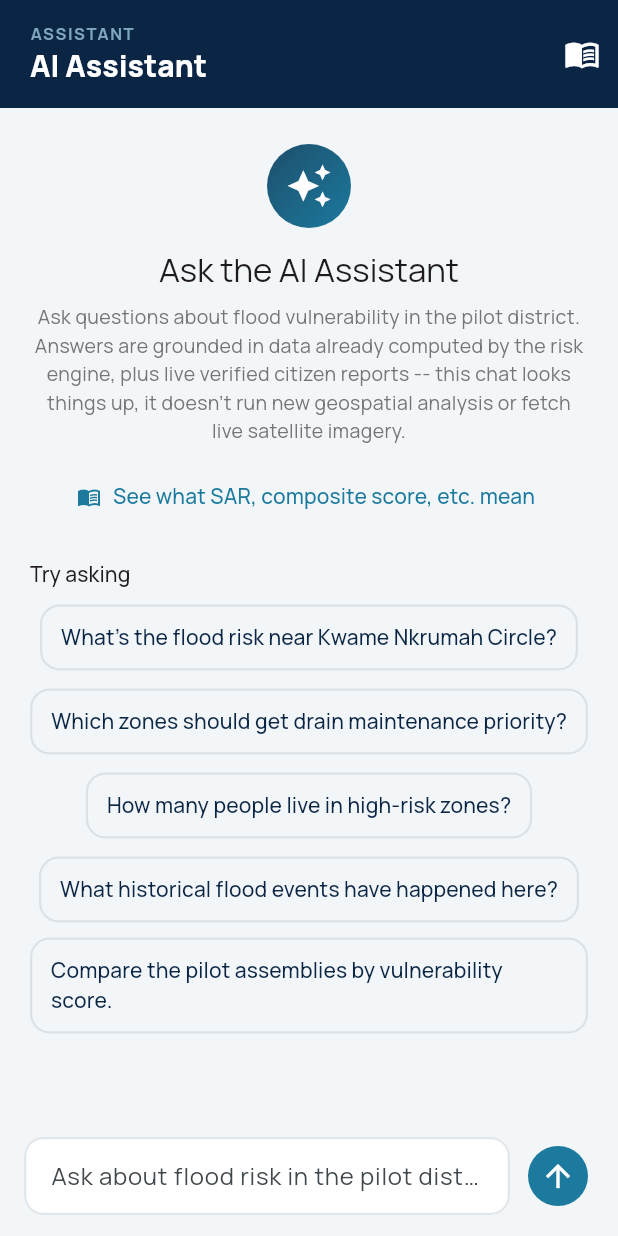
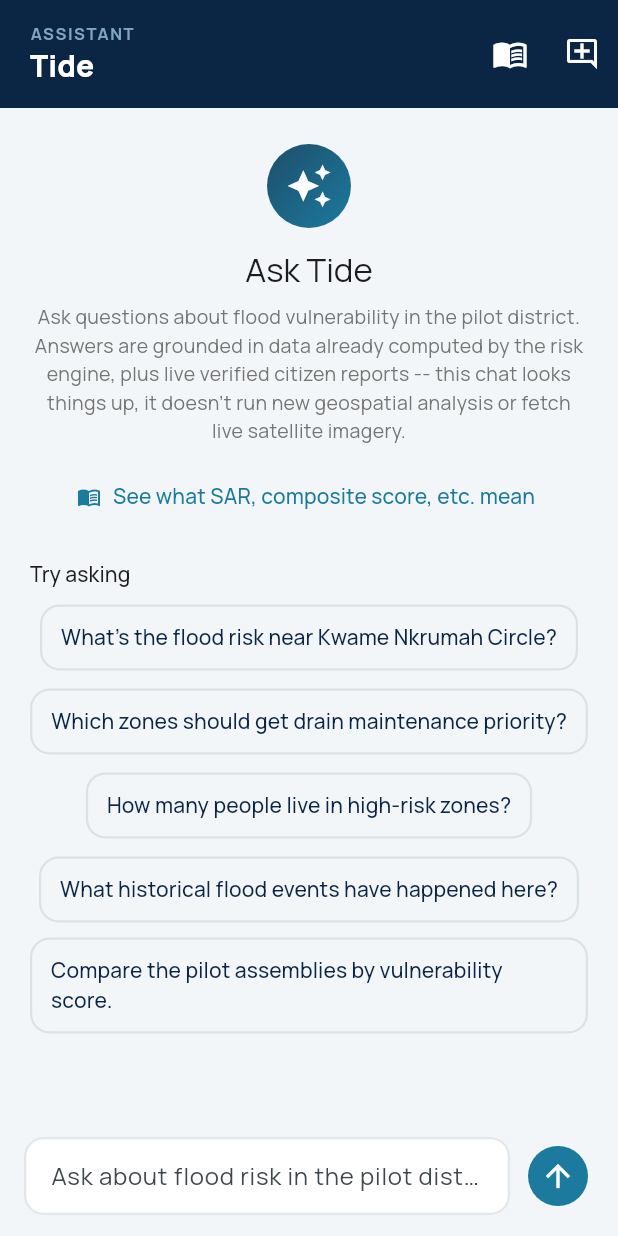
Before and after one commit to ROBERT-ADDO-ASANTE-DARKO/ThirdWave, a Flutter app: the AssistantScreen screen opened directly with empty values, after a tap on the "arrow upward" icon, on a phone screen of 412 x 824 dp. Run offline on Flutter 3.47's test engine with Material 3 defaults, Android fonts, the phone set to English and light mode, and no system bars; our stand-ins replace firebase_core, firebase_messaging, fl_chart, flutter_map, flutter_tts, geolocator and 4 more; missing offline and left inert: gpt_markdown_lite; accounts and stored records are empty; network calls fail.

Commit message:
Name the assistant Tide; persist its chat history; add New Chat
The AI Assistant is now named Tide in the app bar, the chat message
label, the empty-state heading, the glossary header, and the Home
card's title/description (the bottom-nav tab itself stays "Assistant",
matching its functional, non-branded siblings).

Conversation history is persisted to shared_preferences (loaded on
initState, saved after every turn), so it survives app restarts outright
and -- combined with the previous IndexedStack fix -- simply switching
tabs and back, which previously discarded it. A New Chat action in the
app bar clears the current conversation after a confirm.

```diff
--- a/citizen_app/lib/screens/assistant_screen.dart
+++ b/citizen_app/lib/screens/assistant_screen.dart
@@ -16,12 +16,20 @@
 // of the technical terms (SAR, composite score, assembly, ...) the
 // assistant's answers actually use, reachable from the app bar before a
 // citizen needs it.
+//
+// Conversation history is persisted to shared_preferences (loaded on
+// initState, saved after every turn) so it survives both app restarts
+// and -- now that _NavShell in main.dart uses IndexedStack instead of
+// rebuilding the screen list on every tab switch -- simply switching
+// tabs and coming back, which previously discarded it along with every
+// other screen's state.
 
 import 'dart:convert';
 
 import 'package:flutter/material.dart';
 import 'package:flutter/services.dart';
 import 'package:gpt_markdown_lite/gpt_markdown_lite.dart';
+import 'package:shared_preferences/shared_preferences.dart';
 
 import '../services/api_client.dart';
 import '../theme.dart';
@@ -94,12 +102,68 @@ class AssistantScreen extends StatefulWidget {
   State<AssistantScreen> createState() => _AssistantScreenState();
 }
 
+const _historyPrefsKey = 'tide_chat_history';
+
 class _AssistantScreenState extends State<AssistantScreen> {
   final _inputController = TextEditingController();
   final _scrollController = ScrollController();
   final List<_ChatMessage> _messages = [];
   bool _sending = false;
   String? _error;
+
+  @override
+  void initState() {
+    super.initState();
+    _loadHistory();
+  }
+
+  Future<void> _loadHistory() async {
+    final prefs = await SharedPreferences.getInstance();
+    final raw = prefs.getString(_historyPrefsKey);
+    if (raw == null) return;
+    try {
+      final saved = (jsonDecode(raw) as List).cast<Map<String, dynamic>>();
+      final loaded = saved.map((m) => _ChatMessage(
+            role: m['role'] as String,
+            content: m['content'] as String,
+            toolLog: (m['toolLog'] as List?)?.cast<Map<String, dynamic>>(),
+          )).toList();
+      if (!mounted) return;
+      setState(() => _messages.addAll(loaded));
+      _scrollToBottom();
+    } catch (_) {
+      // Saved history is corrupt or from an older, incompatible shape --
+      // drop it rather than let a parse error crash this screen.
+      await prefs.remove(_historyPrefsKey);
+    }
+  }
+
+  Future<void> _saveHistory() async {
+    final prefs = await SharedPreferences.getInstance();
+    final encoded = jsonEncode(_messages.map((m) => {
+          'role': m.role, 'content': m.content, 'toolLog': m.toolLog,
+        }).toList());
+    await prefs.setString(_historyPrefsKey, encoded);
+  }
+
+  Future<void> _confirmNewChat() async {
+    if (_messages.isEmpty) return;
+    final confirmed = await showDialog<bool>(
+      context: context,
+      builder: (context) => AlertDialog(
+        title: const Text('Start a new chat?'),
+        content: const Text('This clears your current conversation with Tide on this device.'),
+        actions: [
+          TextButton(onPressed: () => Navigator.pop(context, false), child: const Text('Cancel')),
+          TextButton(onPressed: () => Navigator.pop(context, true), child: const Text('New chat')),
+        ],
+      ),
+    );
+    if (confirmed != true) return;
+    setState(() => _messages.clear());
+    final prefs = await SharedPreferences.getInstance();
+    await prefs.remove(_historyPrefsKey);
+  }
 
   Future<void> _send([String? text]) async {
     final message = (text ?? _inputController.text).trim();
@@ -133,6 +197,7 @@ class _AssistantScreenState extends State<AssistantScreen> {
     } finally {
       setState(() => _sending = false);
       _scrollToBottom();
+      _saveHistory();
     }
   }
 
@@ -169,7 +234,7 @@ class _AssistantScreenState extends State<AssistantScreen> {
               ),
             ),
             const SizedBox(height: 16),
-            Text('Terms the assistant uses', style: Theme.of(context).textTheme.titleLarge),
+            Text('Terms Tide uses', style: Theme.of(context).textTheme.titleLarge),
             const SizedBox(height: 4),
             Text(
               'A quick glossary for the technical terms you might see in an answer below.',
@@ -199,12 +264,17 @@ class _AssistantScreenState extends State<AssistantScreen> {
     return Scaffold(
       appBar: CitizenAppBar(
         eyebrow: 'Assistant',
-        title: 'AI Assistant',
+        title: 'Tide',
         actions: [
           IconButton(
             tooltip: 'Glossary of terms',
             icon: const Icon(Icons.menu_book_outlined, color: Colors.white),
             onPressed: _showGlossary,
+          ),
+          IconButton(
+            tooltip: 'New chat',
+            icon: const Icon(Icons.add_comment_outlined, color: Colors.white),
+            onPressed: _messages.isEmpty ? null : _confirmNewChat,
           ),
         ],
       ),
@@ -296,7 +366,7 @@ class _EmptyState extends StatelessWidget {
               children: [
                 const _AssistantAvatar(size: 56),
                 const SizedBox(height: 14),
-                Text('Ask the AI Assistant', style: Theme.of(context).textTheme.titleLarge),
+                Text('Ask Tide', style: Theme.of(context).textTheme.titleLarge),
                 const SizedBox(height: 8),
                 Text(
                   'Ask questions about flood vulnerability in the pilot district. Answers are grounded in data '
@@ -372,7 +442,7 @@ class _MessageRow extends StatelessWidget {
                 child: Column(
                   crossAxisAlignment: CrossAxisAlignment.start,
                   children: [
-                    Text(isUser ? 'You' : 'ThirdWave Assistant',
+                    Text(isUser ? 'You' : 'Tide',
                         style: TextStyle(fontWeight: FontWeight.w700, fontSize: 12, color: Colors.grey[600])),
                     const SizedBox(height: 4),
                     isUser
--- a/citizen_app/lib/screens/home_screen.dart
+++ b/citizen_app/lib/screens/home_screen.dart
@@ -193,10 +193,11 @@ class _HomeScreenState extends State<HomeScreen> {
           const SizedBox(height: 16),
           _InfoCard(
             icon: Icons.chat_bubble_outline, baseColor: steelBlue,
-            title: 'Ask the AI Assistant',
+            title: 'Ask Tide',
             subtitle: 'Grounded in real flood data',
-            description: 'Ask questions about flood risk in plain language -- answers are grounded in real '
-                'data from the risk engine and live, officer-verified citizen reports, not guesses.',
+            description: 'Ask Tide, the AI Assistant, questions about flood risk in plain language -- answers '
+                'are grounded in real data from the risk engine and live, officer-verified citizen reports, '
+                'not guesses.',
             onTap: () => widget.onNavigate(6),
             illustrationBuilder: (active) => _ChatBubbleIllustration(active: active, color: steelBlue),
           ),
```
